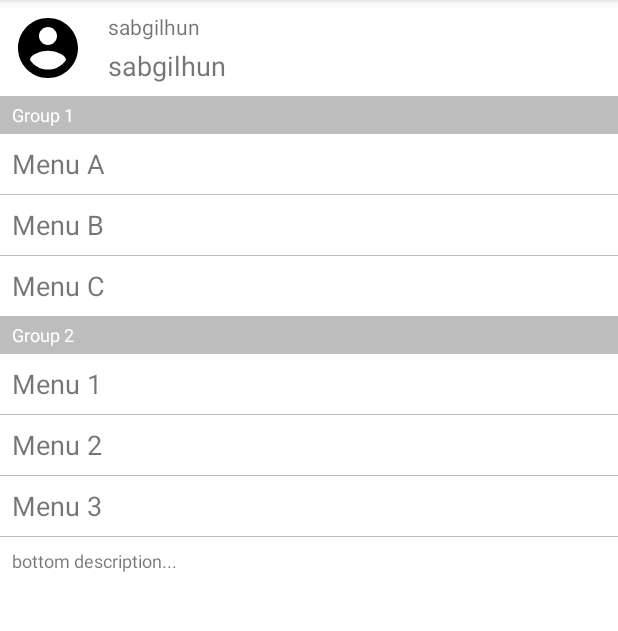
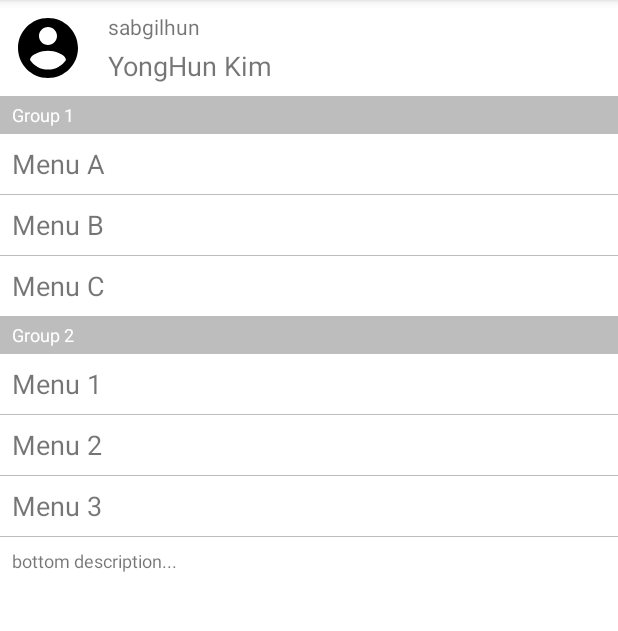
Before and after one commit to sabgilhun/MultiViewTypeAdapter, an Android app: the MyPageActivity screen opened directly, with no data from a screen before it, on a phone screen of 412 x 824 dp, the part 84-715 px from its top. Run offline under Robolectric (Android 15) with nearby library versions, the phone set to English and light mode, and no system bars; our stand-ins replace data binding.

Commit message:
fix wrong binding code

```diff
--- a/app/src/main/res/layout/item_profile.xml
+++ b/app/src/main/res/layout/item_profile.xml
@@ -41,7 +41,7 @@
 			android:layout_width="wrap_content"
 			android:layout_height="wrap_content"
 			android:layout_marginTop="4dp"
-			android:text="@{item.userId}"
+			android:text="@{item.name}"
 			android:textSize="18sp"
 			app:layout_constraintStart_toStartOf="@id/userId"
 			app:layout_constraintTop_toBottomOf="@id/userId"
```
